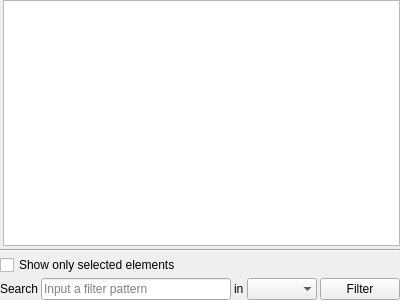
First picture: the form in plugins/view/spreadsheet/SpreadViewTableWidget.ui, repository jalamao/tulip-1, before the edit.
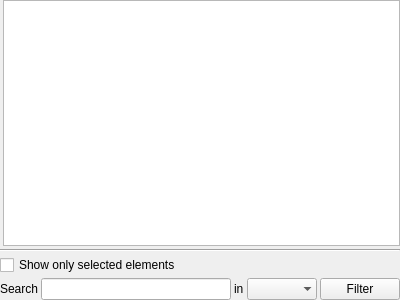
Second picture: the form after the edit. Custom widgets are drawn as their Qt base class.

```diff
--- a/plugins/view/spreadsheet/SpreadViewTableWidget.ui
+++ b/plugins/view/spreadsheet/SpreadViewTableWidget.ui
@@ -83,9 +83,6 @@
          <verstretch>0</verstretch>
         </sizepolicy>
        </property>
-       <property name="placeholderText">
-        <string>Input a filter pattern</string>
-       </property>
       </widget>
      </item>
      <item row="0" column="0" colspan="5">
```
